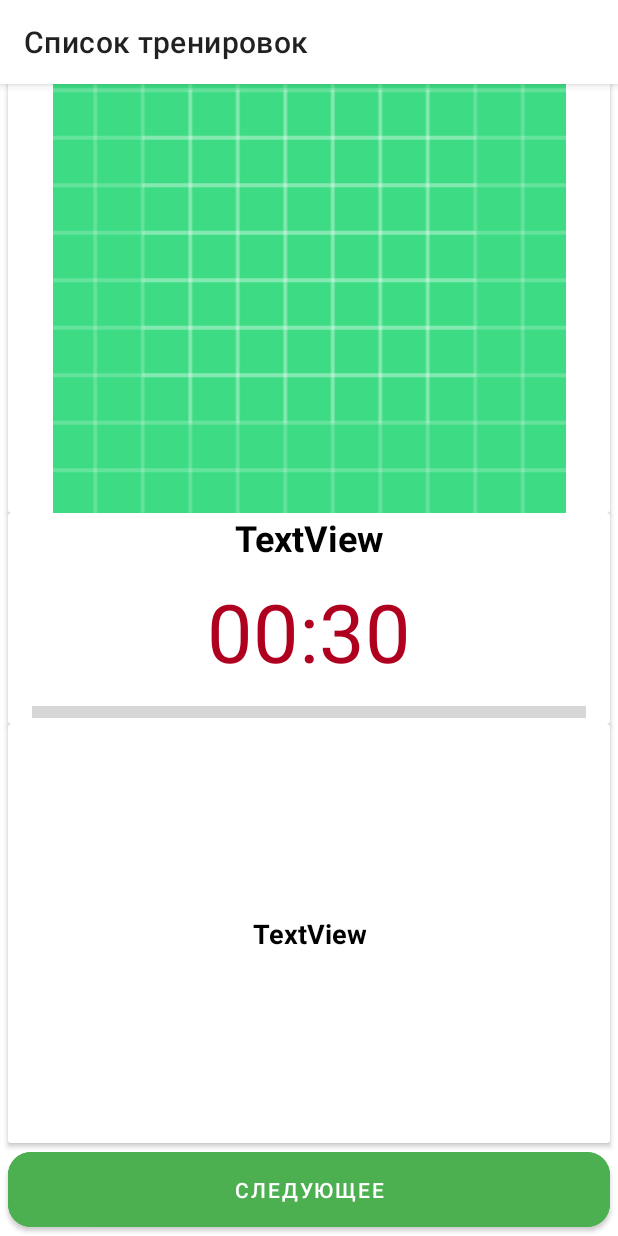
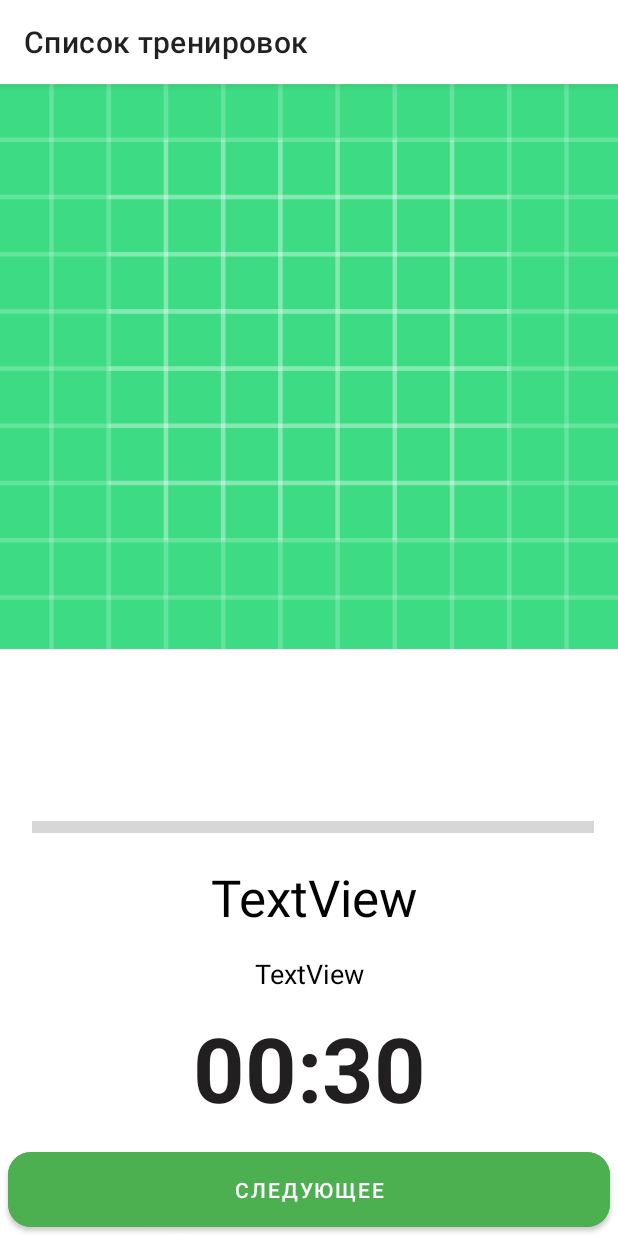
Before and after one commit to Evgen1994-McD/FitnessApp, an Android app built with Jetpack Compose: the ExerciseFragment screen opened through its navigation route, on a phone screen of 412 x 824 dp. Run offline under Robolectric (Android 15) with nearby library versions, the phone set to English and light mode, and no system bars; our stand-ins replace Dagger/Hilt's generated code, Room's generated code; libraries missing offline, so code that uses them is left out: pl.droidsonroids.gif.

Commit message:
Готова разметка  exercise
урок 23

```diff
--- a/app/src/main/res/layout/exercise.xml
+++ b/app/src/main/res/layout/exercise.xml
@@ -7,84 +7,60 @@
     android:background="@color/white"
     >
 
-    <androidx.cardview.widget.CardView
-        android:id="@+id/cardView"
+    <ProgressBar
+        android:id="@+id/progressBar"
+        style="?android:attr/progressBarStyleHorizontal"
         android:layout_width="0dp"
         android:layout_height="wrap_content"
-        android:layout_marginHorizontal="5dp"
-        app:layout_constraintBottom_toTopOf="@+id/guideline"
+        android:layout_marginHorizontal="16dp"
+        android:layout_marginBottom="16dp"
+        android:scaleY="2"
+        app:layout_constraintBottom_toTopOf="@+id/tvName"
         app:layout_constraintEnd_toEndOf="parent"
-        app:layout_constraintStart_toStartOf="parent"
-        app:layout_constraintTop_toTopOf="@+id/guideline">
-
-        <LinearLayout
-            android:layout_width="match_parent"
-            android:layout_height="match_parent"
-            android:gravity="center"
-            android:orientation="vertical">
+        app:layout_constraintStart_toStartOf="@+id/bNext" />
 
     <TextView
         android:id="@+id/tvName"
-                android:layout_width="match_parent"
+        android:layout_width="0dp"
         android:layout_height="wrap_content"
+        android:layout_marginBottom="16dp"
         android:gravity="center"
         android:text="TextView"
         android:textColor="@color/black"
-                android:textSize="24sp"
-                android:textStyle="bold" />
+        android:textSize="34sp"
+        app:layout_constraintBottom_toTopOf="@+id/subTitle"
+        app:layout_constraintEnd_toEndOf="parent"
+        app:layout_constraintStart_toStartOf="@+id/bNext" />
 
     <TextView
-                android:id="@+id/tvTime"
-                android:layout_width="match_parent"
-                android:layout_height="wrap_content"
-                android:layout_marginVertical="10dp"
-                android:gravity="center"
-                android:text="00:30"
-                android:textColor="@color/progressbar_color"
-                android:textSize="54sp" />
-
-            <ProgressBar
-                android:id="@+id/progressBar"
-                style="?android:attr/progressBarStyleHorizontal"
-                android:layout_width="match_parent"
-                android:layout_height="wrap_content"
-                android:layout_marginHorizontal="16dp"
-                android:scaleY="2" />
-        </LinearLayout>
-
-    </androidx.cardview.widget.CardView>
-
-    <androidx.cardview.widget.CardView
-        android:layout_width="0dp"
-        android:layout_height="0dp"
-        app:layout_constraintBottom_toTopOf="@+id/bNext"
-        app:layout_constraintEnd_toEndOf="@+id/cardView"
-        app:layout_constraintHorizontal_bias="1.0"
-        app:layout_constraintStart_toStartOf="@+id/cardView"
-        app:layout_constraintTop_toBottomOf="@+id/cardView"
-        app:layout_constraintVertical_bias="1.0">
-
-        <LinearLayout
-            android:layout_width="match_parent"
-            android:layout_height="match_parent"
-            android:layout_gravity="center"
-            android:gravity="center"
-            android:orientation="vertical">
-
-            <TextView
-                android:id="@+id/tvNextName"
+        android:id="@+id/subTitle"
         android:layout_width="wrap_content"
         android:layout_height="wrap_content"
         android:layout_margin="10dp"
+        android:layout_marginBottom="16dp"
         android:gravity="center"
         android:text="TextView"
         android:textColor="@color/black"
         android:textSize="18sp"
-                android:textStyle="bold" />
+        app:layout_constraintBottom_toTopOf="@+id/tvTime"
+        app:layout_constraintEnd_toEndOf="parent"
+        app:layout_constraintStart_toStartOf="parent" />
 
-        </LinearLayout>
-
-    </androidx.cardview.widget.CardView>
+    <TextView
+        android:id="@+id/tvTime"
+        android:layout_width="0dp"
+        android:layout_height="wrap_content"
+        android:layout_marginVertical="10dp"
+        android:layout_marginBottom="24dp"
+        android:gravity="center"
+        android:text="00:30"
+        android:textColor="@color/black_light"
+        android:textSize="60sp"
+        android:textStyle="bold"
+        app:layout_constraintBottom_toTopOf="@+id/bNext"
+        app:layout_constraintEnd_toEndOf="parent"
+        app:layout_constraintHorizontal_bias="0.0"
+        app:layout_constraintStart_toStartOf="parent" />
 
     <Button
         android:id="@+id/bNext"
@@ -104,20 +80,17 @@
         android:layout_width="wrap_content"
         android:layout_height="wrap_content"
         android:orientation="horizontal"
-        app:layout_constraintGuide_percent="0.5" />
-
-    <androidx.cardview.widget.CardView
-        android:layout_width="0dp"
-        android:layout_height="0dp"
-        app:layout_constraintBottom_toTopOf="@+id/cardView"
-        app:layout_constraintEnd_toEndOf="@+id/cardView"
-        app:layout_constraintStart_toStartOf="@+id/cardView"
-        app:layout_constraintTop_toTopOf="parent">
+        app:layout_constraintGuide_percent="0.55" />
 
     <ImageView
         android:id="@+id/imMine"
-            android:layout_width="match_parent"
-            android:layout_height="match_parent"
+        android:layout_width="0dp"
+        android:layout_height="0dp"
+        android:layout_marginVertical="20dp"
+        app:layout_constraintBottom_toTopOf="@+id/guideline"
+        app:layout_constraintEnd_toEndOf="parent"
+        app:layout_constraintStart_toStartOf="parent"
+        app:layout_constraintTop_toTopOf="parent"
         app:srcCompat="@drawable/ic_launcher_background" />
-    </androidx.cardview.widget.CardView>
+
 </androidx.constraintlayout.widget.ConstraintLayout>
```
Lines whose indentation alone changed are shown as unchanged.
